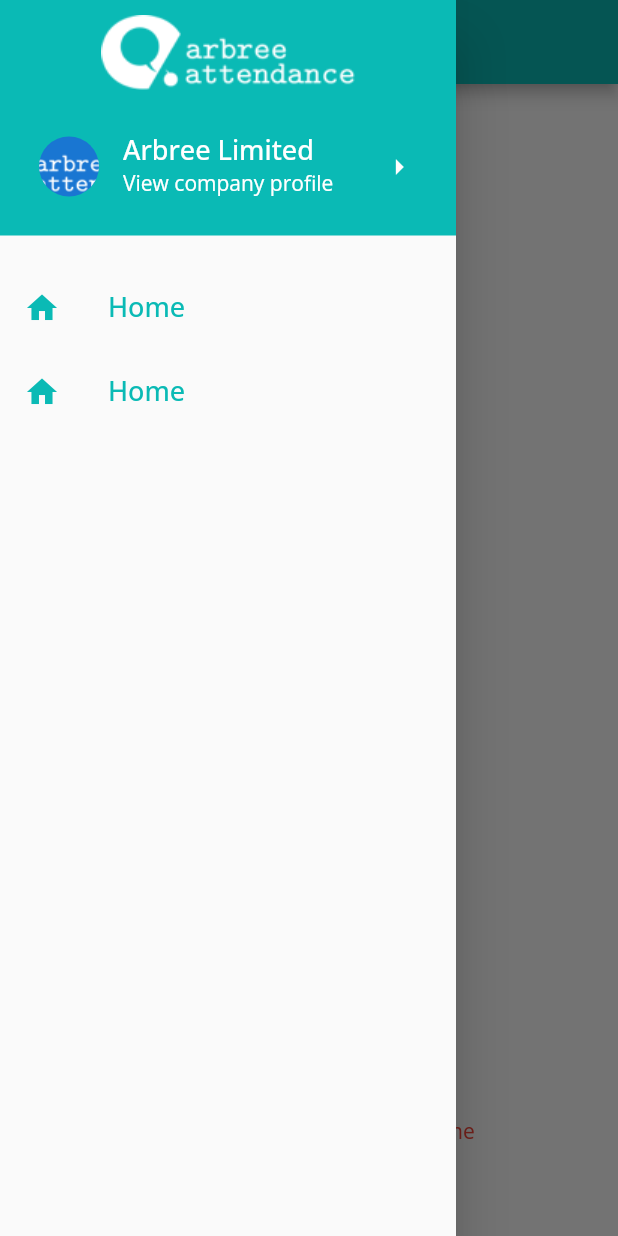
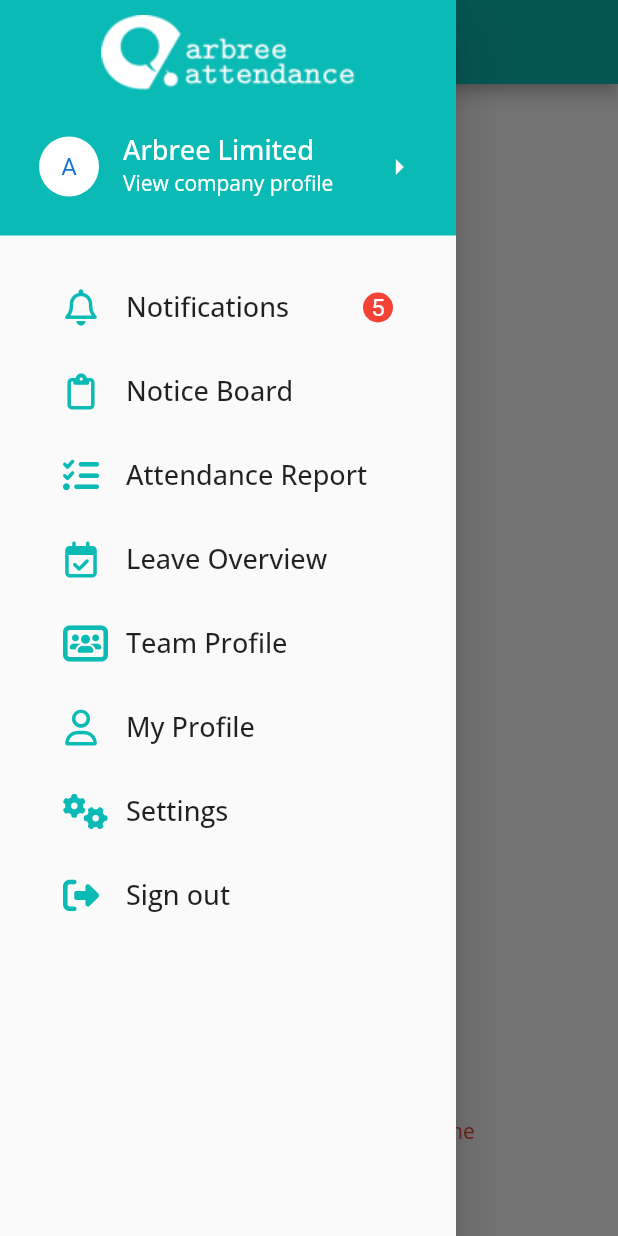
Before and after one commit to najmulmyself/arbree_attendance, a Flutter app: the ClockInPage screen opened by its route, with the side drawer open, on a phone screen of 412 x 824 dp. Run offline on Flutter 3.47's test engine with Material 2 defaults, Android fonts, the phone set to English and light mode, and no system bars; our stand-ins replace flutter_svg, font_awesome_flutter, google_fonts, shared_preferences; accounts and stored records are empty.

Commit message:
added drawer

```diff
--- /dev/null
+++ b/lib/component/custom_listtile.dart
@@ -0,0 +1,41 @@
+// ignore_for_file: prefer_const_constructors
+
+import 'package:flutter/material.dart';
+
+class CustomListTile extends StatelessWidget {
+  CustomListTile(
+      {required this.icon,
+      required this.title,
+      this.trailing = false,
+      this.countNotification});
+  final IconData? icon;
+  final String? title;
+  bool trailing;
+  final String? countNotification;
+
+  @override
+  Widget build(BuildContext context) {
+    return ListTile(
+      horizontalTitleGap: 2,
+      contentPadding: EdgeInsets.symmetric(horizontal: 30),
+      minVerticalPadding: 2,
+      leading: Icon(icon!, color: Color(0xff0ABAB5)),
+      trailing: trailing != false
+          ? CircleAvatar(
+              radius: 10,
+              backgroundColor: Colors.red,
+              child: Text(
+                " ${countNotification == null ? "" : "5"} ",
+                style: TextStyle(color: Colors.white),
+              ),
+            )
+          : null,
+      title: Text(
+        title!,
+        style: TextStyle(
+          fontSize: 18,
+        ),
+      ),
+    );
+  }
+}
--- a/lib/component/drawer_content.dart
+++ b/lib/component/drawer_content.dart
@@ -2,7 +2,9 @@
 
 import 'dart:ui';
 
+import 'package:arbree_attendance/component/custom_listtile.dart';
 import 'package:flutter/material.dart';
+import 'package:font_awesome_flutter/font_awesome_flutter.dart';
 import 'package:google_fonts/google_fonts.dart';
 
 class DrawerContent extends StatelessWidget {
@@ -35,7 +37,9 @@ class DrawerContent extends StatelessWidget {
                   leading: CircleAvatar(
                     // backgroundColor: Colors.white,
                     radius: 20,
-                    backgroundImage: AssetImage('assets/images/logo_aaa.png'),
+                    backgroundColor: Colors.white,
+                    child: Text('A'),
+                    //backgroundImage: AssetImage('assets/images/logo_aaa.png'),
                   ),
                   title: Text(
                     'Arbree Limited',
@@ -57,35 +61,43 @@ class DrawerContent extends StatelessWidget {
         SizedBox(
           height: 20,
         ),
-        Align(
-          alignment: Alignment.center,
+        Padding(
+          padding: const EdgeInsets.symmetric(horizontal: 12.0),
           child: Column(
             children: [
-              ListTile(
-                leading: Icon(
-                  Icons.home,
-                  color: Color(0xff0ABAB5),
+              CustomListTile(
+                title: 'Notifications',
+                icon: FontAwesomeIcons.bell,
+                trailing: true,
+                countNotification: '5',
               ),
-                title: Text(
-                  'Home',
-                  style: TextStyle(
-                    fontSize: 18,
-                    color: Color(0xff0ABAB5),
+              CustomListTile(
+                title: 'Notice Board',
+                icon: FontAwesomeIcons.clipboard,
               ),
+              CustomListTile(
+                title: 'Attendance Report',
+                icon: FontAwesomeIcons.listCheck,
               ),
+              CustomListTile(
+                title: 'Leave Overview',
+                icon: FontAwesomeIcons.calendarCheck,
               ),
-              ListTile(
-                leading: Icon(
-                  Icons.home,
-                  color: Color(0xff0ABAB5),
+              CustomListTile(
+                title: 'Team Profile',
+                icon: FontAwesomeIcons.usersRectangle,
               ),
-                title: Text(
-                  'Home',
-                  style: TextStyle(
-                    fontSize: 18,
-                    color: Color(0xff0ABAB5),
+              CustomListTile(
+                title: 'My Profile',
+                icon: FontAwesomeIcons.user,
               ),
+              CustomListTile(
+                title: 'Settings',
+                icon: FontAwesomeIcons.gears,
               ),
+              CustomListTile(
+                title: 'Sign out',
+                icon: FontAwesomeIcons.rightFromBracket,
               ),
             ],
           ),
@@ -94,6 +106,8 @@ class DrawerContent extends StatelessWidget {
     );
   }
 }
+
+
 
 
 // DropdownButtonHideUnderline(
```
Lines whose indentation alone changed are shown as unchanged.
